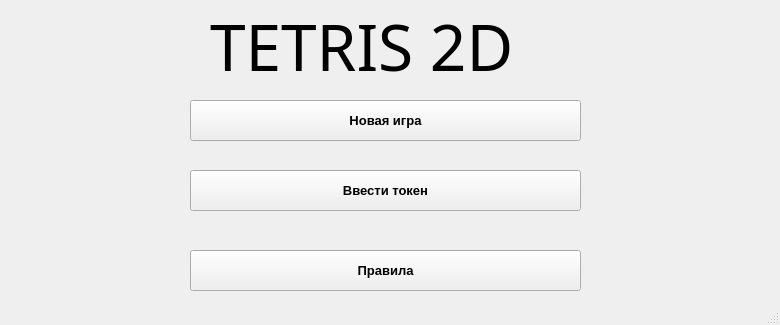
Old version of the form config_file/Menu.ui in the repository danielsteblev/Tetris.
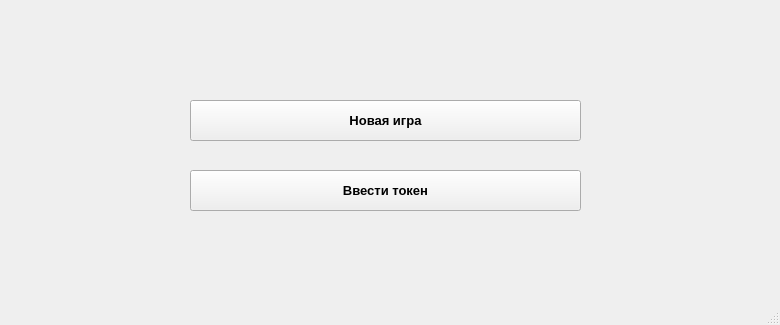
New version of the form.

Commit message: Сlear code.

```diff
--- a/config_file/Menu.ui
+++ b/config_file/Menu.ui
@@ -65,49 +65,6 @@
      <string>Ввести токен</string>
     </property>
    </widget>
-   <widget class="QLabel" name="label">
-    <property name="geometry">
-     <rect>
-      <x>210</x>
-      <y>10</y>
-      <width>441</width>
-      <height>71</height>
-     </rect>
-    </property>
-    <property name="font">
-     <font>
-      <family>STCaiyun</family>
-      <pointsize>48</pointsize>
-     </font>
-    </property>
-    <property name="text">
-     <string>TETRIS 2D</string>
-    </property>
-   </widget>
-   <widget class="QPushButton" name="rulesButton">
-    <property name="geometry">
-     <rect>
-      <x>190</x>
-      <y>250</y>
-      <width>391</width>
-      <height>41</height>
-     </rect>
-    </property>
-    <property name="font">
-     <font>
-      <family>Tahoma</family>
-      <pointsize>10</pointsize>
-      <weight>75</weight>
-      <bold>true</bold>
-     </font>
-    </property>
-    <property name="cursor">
-     <cursorShape>PointingHandCursor</cursorShape>
-    </property>
-    <property name="text">
-     <string>Правила</string>
-    </property>
-   </widget>
   </widget>
   <widget class="QStatusBar" name="statusbar"/>
  </widget>
```
The commit also changes 2 other files.
